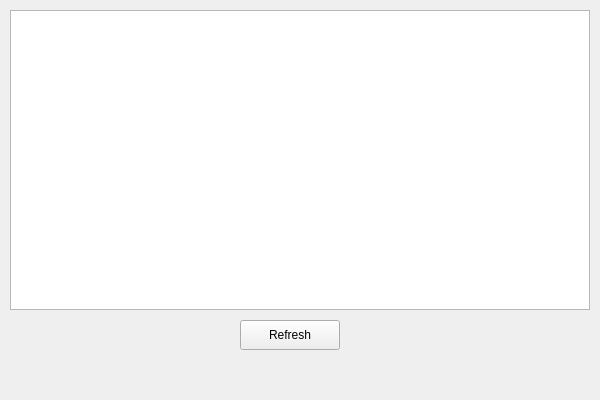
Above: main.ui from koykan/newrepforhw before the change. Below: the same form after it.
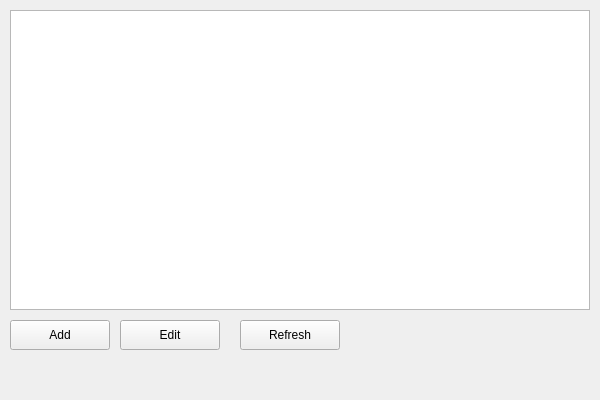
That is the form after the change.

What changed in the file:
```diff
--- a/main.ui
+++ b/main.ui
@@ -37,6 +37,32 @@
      <string>Refresh</string>
     </property>
    </widget>
+   <widget class="QPushButton" name="addButton">
+    <property name="geometry">
+     <rect>
+      <x>10</x>
+      <y>320</y>
+      <width>100</width>
+      <height>30</height>
+     </rect>
+    </property>
+    <property name="text">
+     <string>Add</string>
+    </property>
+   </widget>
+   <widget class="QPushButton" name="editButton">
+    <property name="geometry">
+     <rect>
+      <x>120</x>
+      <y>320</y>
+      <width>100</width>
+      <height>30</height>
+     </rect>
+    </property>
+    <property name="text">
+     <string>Edit</string>
+    </property>
+   </widget>
   </widget>
  </widget>
  <resources/>
```
